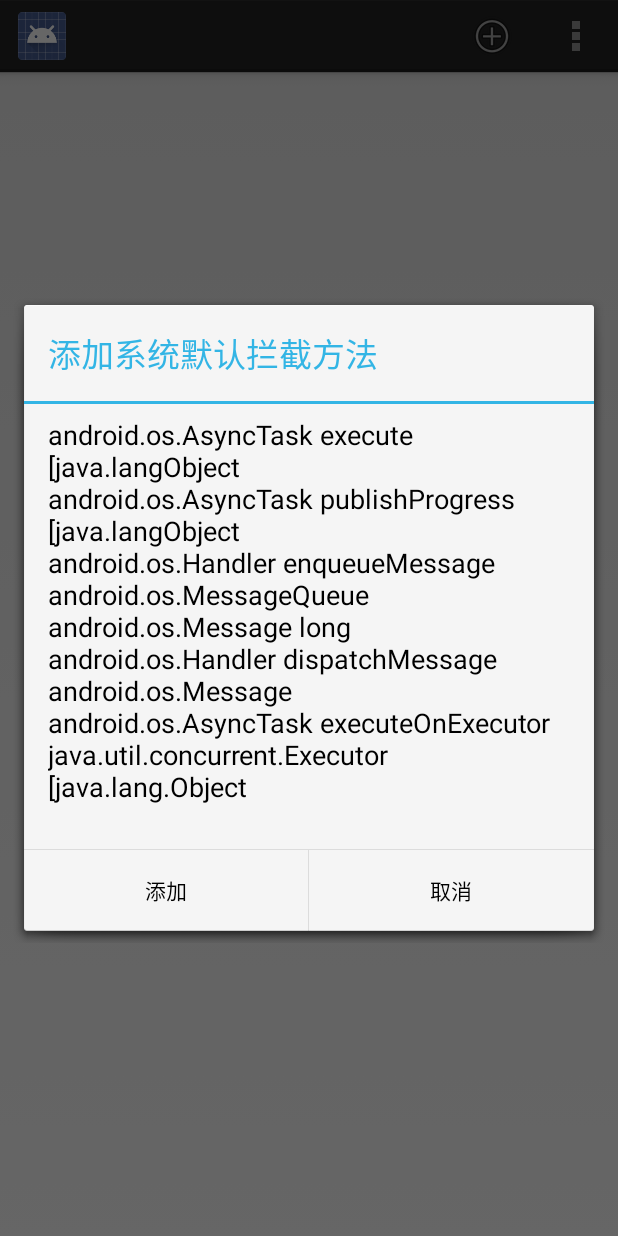
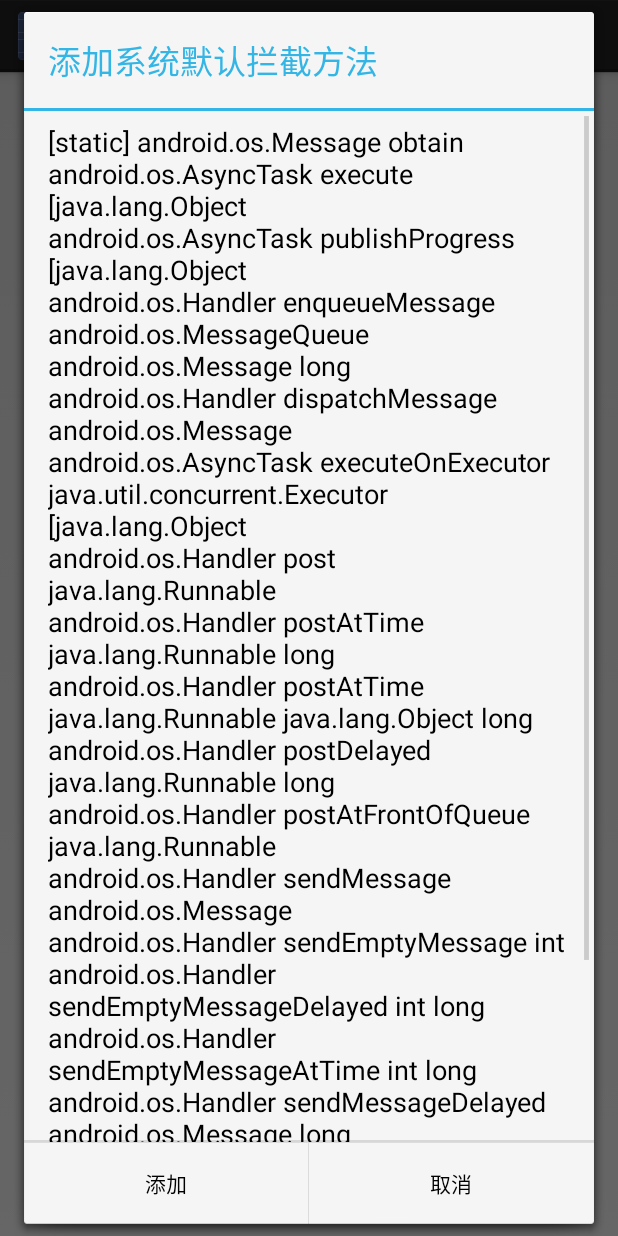
Before and after one commit to MiJack/RunDroidXposedPlugin, an Android app: the MethodListActivity screen opened directly, with no data from a screen before it, in the options menu, after a tap on "add handler methods", on a phone screen of 412 x 824 dp. Run offline under Robolectric (Android 15) with nearby library versions, the phone set to English and light mode, and no system bars.

Commit message:
添加handler完整的方法

```diff
--- a/xposed/src/main/java/com/mijack/xposed/ui/MethodListActivity.java
+++ b/xposed/src/main/java/com/mijack/xposed/ui/MethodListActivity.java
@@ -4,7 +4,12 @@ import android.app.AlertDialog;
 import android.content.DialogInterface;
 import android.content.SharedPreferences;
 import android.os.Bundle;
+import android.os.Handler;
+import android.os.Message;
+import android.os.MessageQueue;
+import android.os.SystemClock;
 import android.text.TextUtils;
+import android.util.Log;
 import android.view.LayoutInflater;
 import android.view.Menu;
 import android.view.MenuItem;
@@ -41,17 +46,34 @@ public class MethodListActivity extends BaseActivity {
             "android.view.View setOnClickListener android.view.View$OnClickListener"
     };
     private String[] asyncTaskMethodList = new String[]{
-            "android.os.AsyncTask execute [java.langObject",
-            "android.os.AsyncTask publishProgress [java.langObject",
+            "[static] android.os.Message obtain",
+            "android.os.AsyncTask execute [java.lang.Object",
+            "android.os.AsyncTask publishProgress [java.lang.Object",
             "android.os.Handler enqueueMessage android.os.MessageQueue android.os.Message long",
             "android.os.Handler dispatchMessage android.os.Message",
-            "android.os.AsyncTask executeOnExecutor java.util.concurrent.Executor [java.lang.Object"
+            "android.os.AsyncTask executeOnExecutor java.util.concurrent.Executor [java.lang.Object",
+            "android.os.Handler post java.lang.Runnable",
+            "android.os.Handler postAtTime java.lang.Runnable long",
+            "android.os.Handler postAtTime java.lang.Runnable java.lang.Object long",
+            "android.os.Handler postDelayed java.lang.Runnable long",
+            "android.os.Handler postAtFrontOfQueue java.lang.Runnable",
+            "android.os.Handler sendMessage android.os.Message",
+            "android.os.Handler sendEmptyMessage int",
+            "android.os.Handler sendEmptyMessageDelayed int long",
+            "android.os.Handler sendEmptyMessageAtTime int long",
+            "android.os.Handler sendMessageDelayed android.os.Message long",
+            "android.os.Handler sendMessageAtTime android.os.Message long",
+            "android.os.Handler sendMessageAtFrontOfQueue android.os.Message"
+
     };
     private String appName;
 
     @Override
     protected void onCreate(Bundle savedInstanceState) {
         super.onCreate(savedInstanceState);
+
+
+        Handler handler;
         setContentView(R.layout.activity_method_list);
         appName = getIntent().getStringExtra(APP_NAME);
         setTitle(appName);
```
